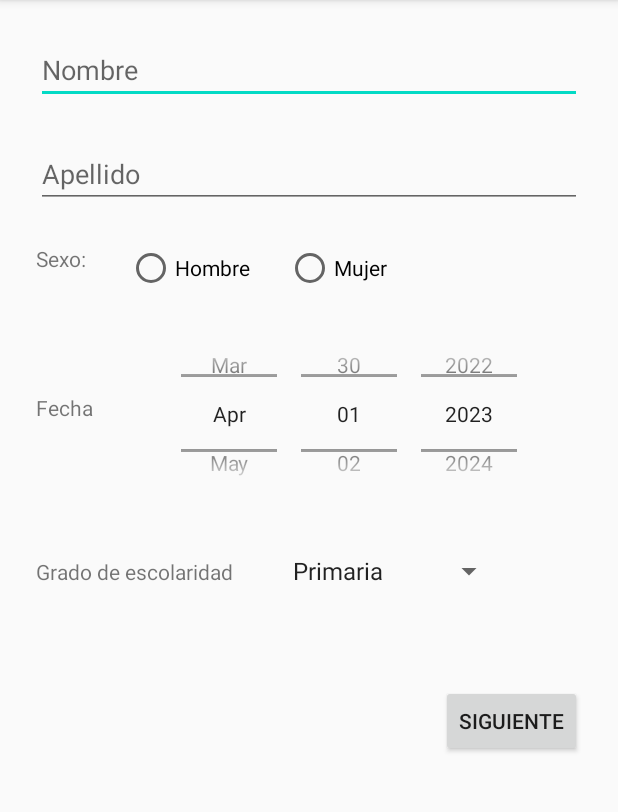
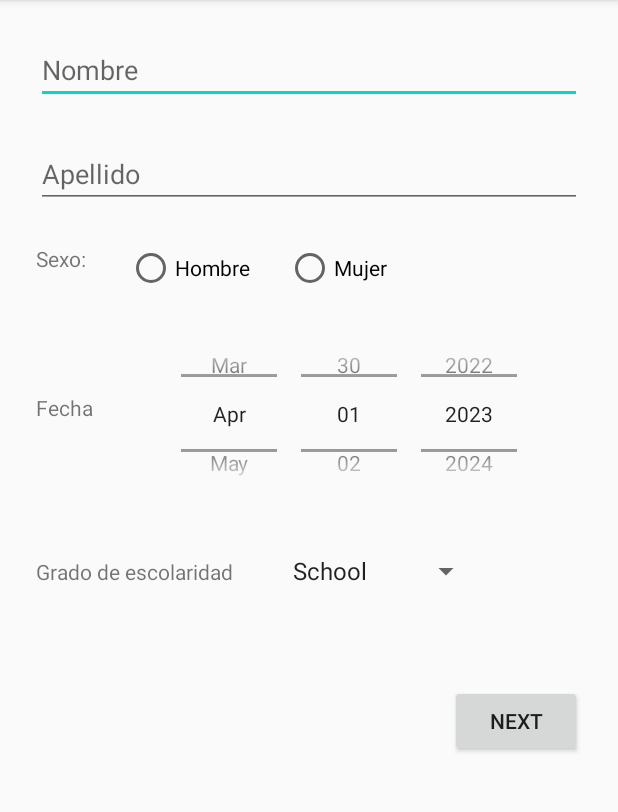
Before and after one commit to jdiegoisaza/LabsCM20231-Gr09, an Android app: the screen it shows after launch (PersonalDataActivity), on a phone screen of 412 x 824 dp, the part 84-896 px from its top. Run offline under Robolectric (Android 15) with nearby library versions, the phone set to English and light mode, and no system bars.

Commit message:
Vista de las 2 actividades creadas

```diff
--- a/Lab1-UI/src/main/AndroidManifest.xml
+++ b/Lab1-UI/src/main/AndroidManifest.xml
@@ -12,7 +12,9 @@
         android:supportsRtl="true"
         android:theme="@style/Theme.LabsCM20231Gr09"
         tools:targetApi="31">
-
+        <activity
+            android:name=".ContactDataActivity"
+            android:exported="true" />
         <activity
             android:name=".PersonalDataActivity"
             android:exported="true">
--- a/Lab1-UI/src/main/java/co/edu/udea/compumovil/gr09_20231/lab1/PersonalDataActivity.kt
+++ b/Lab1-UI/src/main/java/co/edu/udea/compumovil/gr09_20231/lab1/PersonalDataActivity.kt
@@ -1,11 +1,24 @@
 package co.edu.udea.compumovil.gr09_20231.lab1
 
+import android.content.Intent
 import android.support.v7.app.AppCompatActivity
 import android.os.Bundle
+import android.widget.Button
+
 
 class PersonalDataActivity : AppCompatActivity() {
     override fun onCreate(savedInstanceState: Bundle?) {
         super.onCreate(savedInstanceState)
         setContentView(R.layout.activity_personal_data)
+        /*val buttonSiguiente = findViewById<Button>(R.id.buttonSiguiente)
+        buttonSiguiente.setOnClickListener {
+            // Crear un Intent para iniciar la siguiente actividad
+            val intent = Intent(this, activity_contact_data::class.java)
+
+            // Iniciar la siguiente actividad
+            startActivity(intent)
+        }*/
+
     }
+
 }
--- /dev/null
+++ b/Lab1-UI/src/main/res/layout-land/activity_personal_data.xml
@@ -0,0 +1,126 @@
+<?xml version="1.0" encoding="utf-8"?>
+<android.support.constraint.ConstraintLayout xmlns:android="http://schemas.android.com/apk/res/android"
+    xmlns:app="http://schemas.android.com/apk/res-auto"
+    xmlns:tools="http://schemas.android.com/tools"
+    android:layout_width="match_parent"
+    android:layout_height="match_parent"
+    tools:context=".PersonalDataActivity">
+
+    <EditText
+        android:id="@+id/editTextName"
+        android:layout_width="0dp"
+        android:layout_height="48dp"
+        android:layout_marginStart="24dp"
+        android:layout_marginTop="16dp"
+        android:layout_marginEnd="24dp"
+        android:autofillHints="name"
+        android:ems="10"
+        android:hint="@string/text_name"
+        android:inputType="textPersonName"
+        app:layout_constraintEnd_toStartOf="@+id/editTextLastname"
+        app:layout_constraintStart_toStartOf="parent"
+        app:layout_constraintTop_toTopOf="parent" />
+
+    <EditText
+        android:id="@+id/editTextLastname"
+        android:layout_width="0dp"
+        android:layout_height="48dp"
+        android:layout_marginStart="24dp"
+        android:layout_marginTop="16dp"
+        android:layout_marginEnd="24dp"
+        android:autofillHints="lastname"
+        android:ems="10"
+        android:hint="@string/text_lastname"
+        android:inputType="textPersonName"
+        app:layout_constraintEnd_toEndOf="parent"
+        app:layout_constraintStart_toEndOf="@+id/editTextName"
+        app:layout_constraintTop_toTopOf="parent" />
+
+    <RadioButton
+        android:id="@+id/radioButtonMujer"
+        android:layout_width="wrap_content"
+        android:layout_height="48dp"
+        android:layout_marginStart="36dp"
+        android:layout_marginTop="16dp"
+        android:text="@string/text_genderF"
+        app:layout_constraintStart_toEndOf="@+id/radioButtonHombre"
+        app:layout_constraintTop_toBottomOf="@+id/editTextLastname" />
+
+    <RadioButton
+        android:id="@+id/radioButtonHombre"
+        android:layout_width="wrap_content"
+        android:layout_height="48dp"
+        android:layout_marginStart="146dp"
+        android:layout_marginTop="16dp"
+        android:text="@string/text_genderM"
+        app:layout_constraintStart_toEndOf="@+id/textViewSexo"
+        app:layout_constraintTop_toBottomOf="@+id/editTextLastname" />
+
+    <TextView
+        android:id="@+id/textViewSexo"
+        android:layout_width="wrap_content"
+        android:layout_height="wrap_content"
+        android:layout_marginStart="140dp"
+        android:layout_marginTop="28dp"
+        android:text="@string/text_gender"
+        app:layout_constraintStart_toStartOf="parent"
+        app:layout_constraintTop_toBottomOf="@+id/editTextLastname" />
+
+    <DatePicker
+        android:id="@+id/editTextFNacimiento"
+        android:layout_width="292dp"
+        android:layout_height="98dp"
+        android:layout_marginStart="140dp"
+        android:layout_marginTop="16dp"
+        android:layout_marginEnd="120dp"
+        android:calendarViewShown="false"
+        android:datePickerMode="spinner"
+        android:text="@string/text_datepicker"
+        app:layout_constraintEnd_toEndOf="parent"
+        app:layout_constraintStart_toEndOf="@+id/text_date_birth"
+        app:layout_constraintTop_toBottomOf="@+id/radioButtonHombre" />
+
+    <TextView
+        android:id="@+id/text_date_birth"
+        android:layout_width="0dp"
+        android:layout_height="wrap_content"
+        android:layout_marginStart="140dp"
+        android:layout_marginTop="70dp"
+        android:text="@string/text_datepicker"
+        app:layout_constraintStart_toStartOf="parent"
+        app:layout_constraintTop_toBottomOf="@+id/textViewSexo" />
+
+    <TextView
+        android:id="@+id/textViewEscolaridad"
+        android:layout_width="wrap_content"
+        android:layout_height="wrap_content"
+        android:layout_marginStart="80dp"
+        android:layout_marginTop="70dp"
+        android:layout_marginEnd="32dp"
+        android:text="@string/text_school"
+        app:layout_constraintEnd_toStartOf="@+id/spinner"
+        app:layout_constraintStart_toStartOf="parent"
+        app:layout_constraintTop_toBottomOf="@+id/text_date_birth" />
+
+    <Spinner
+        android:id="@+id/spinner"
+        android:layout_width="0dp"
+        android:layout_height="48dp"
+        android:layout_marginStart="77dp"
+        android:layout_marginTop="16dp"
+        android:layout_marginEnd="120dp"
+        android:entries="@array/grade_spinner_options"
+        app:layout_constraintEnd_toEndOf="parent"
+        app:layout_constraintStart_toEndOf="@+id/textViewEscolaridad"
+        app:layout_constraintTop_toBottomOf="@+id/editTextFNacimiento" />
+
+    <Button
+        android:id="@+id/buttonSiguiente"
+        android:layout_width="wrap_content"
+        android:layout_height="wrap_content"
+        android:layout_marginEnd="24dp"
+        android:layout_marginBottom="24dp"
+        android:text="@string/btn_next"
+        app:layout_constraintBottom_toBottomOf="parent"
+        app:layout_constraintEnd_toEndOf="parent" />
+</android.support.constraint.ConstraintLayout>
--- a/Lab1-UI/src/main/res/layout/activity_personal_data.xml
+++ b/Lab1-UI/src/main/res/layout/activity_personal_data.xml
@@ -18,7 +18,8 @@
         android:inputType="textPersonName"
         app:layout_constraintEnd_toEndOf="parent"
         app:layout_constraintStart_toStartOf="parent"
-        app:layout_constraintTop_toTopOf="parent" />
+        app:layout_constraintTop_toTopOf="parent"
+        tools:ignore="TouchTargetSizeCheck" />
 
     <EditText
         android:id="@+id/editTextApellido"
@@ -32,7 +33,8 @@
         android:inputType="textPersonName"
         app:layout_constraintEnd_toEndOf="parent"
         app:layout_constraintStart_toStartOf="parent"
-        app:layout_constraintTop_toBottomOf="@+id/editTextNombre" />
+        app:layout_constraintTop_toBottomOf="@+id/editTextNombre"
+        tools:ignore="TouchTargetSizeCheck" />
 
     <TextView
         android:id="@+id/textViewSexo"
@@ -52,7 +54,8 @@
         android:layout_marginTop="24dp"
         android:text="Hombre"
         app:layout_constraintStart_toEndOf="@+id/textViewSexo"
-        app:layout_constraintTop_toBottomOf="@+id/editTextApellido" />
+        app:layout_constraintTop_toBottomOf="@+id/editTextApellido"
+        tools:ignore="TouchTargetSizeCheck" />
 
     <RadioButton
         android:id="@+id/radioButtonMujer"
@@ -62,7 +65,8 @@
         android:layout_marginTop="24dp"
         android:text="Mujer"
         app:layout_constraintStart_toEndOf="@+id/radioButtonHombre"
-        app:layout_constraintTop_toBottomOf="@+id/editTextApellido" />
+        app:layout_constraintTop_toBottomOf="@+id/editTextApellido"
+        tools:ignore="TouchTargetSizeCheck" />
 
     <DatePicker
         android:id="@+id/editTextFNacimiento"
@@ -104,7 +108,8 @@
         android:layout_marginTop="28dp"
         android:entries="@array/grade_spinner_options"
         app:layout_constraintStart_toEndOf="@+id/textViewEscolaridad"
-        app:layout_constraintTop_toBottomOf="@+id/editTextFNacimiento" />
+        app:layout_constraintTop_toBottomOf="@+id/editTextFNacimiento"
+        tools:ignore="TouchTargetSizeCheck" />
 
     <Button
         android:id="@+id/buttonSiguiente"
@@ -112,7 +117,7 @@
         android:layout_height="wrap_content"
         android:layout_marginTop="64dp"
         android:layout_marginEnd="24dp"
-        android:text="Siguiente"
+        android:text="@string/btn_next"
         app:layout_constraintEnd_toEndOf="parent"
         app:layout_constraintTop_toBottomOf="@+id/spinner" />
 </android.support.constraint.ConstraintLayout>
--- a/Lab1-UI/src/main/res/values/strings.xml
+++ b/Lab1-UI/src/main/res/values/strings.xml
@@ -4,14 +4,22 @@
     <string name="text_requiere">*Obligatorio</string>
     <string name="text_lastname">Apellidos</string>
     <string name="text_gender">Sexo</string>
+    <string name="text_genderM">Masculino</string>
+    <string name="text_genderF">Femenino</string>
     <string name="text_datepicker">Fecha</string>
     <string name="text_school">Grado de escolaridad</string>
     <string-array name="grade_spinner_options">
-        <item>Primaria</item>
-        <item>Bachillerato</item>
-        <item>Universidad</item>
-        <item>Otro</item>
+        <item>School</item>
+        <item>Bachelor</item>
+        <item>University</item>
+        <item>Other</item>
     </string-array>
-    <string name="btn_next">Nombre</string>
-
+    <string name="btn_next">Next</string>
+    <string name="text_infoContact">Información de contacto</string>
+    <string name="text_telContact">Teléfono</string>
+    <string name="text_mailContact">Correo</string>
+    <string name="text_countryContact">Pais</string>
+    <string name="text_cityContact">Ciudad</string>
+    <string name="text_addressContact">Dirección</string>
+    Pais
 </resources>
```
Also changed, not shown: Lab1-UI/src/main/java/co/edu/udea/compumovil/gr09_20231/lab1/ContactDataActivity.kt (added, +11 -0 lines), Lab1-UI/src/main/res/layout-land/activity_contact_data.xml (added, +91 -0 lines), Lab1-UI/src/main/res/layout/activity_contact_data.xml (added, +91 -0 lines), 4 other files.
